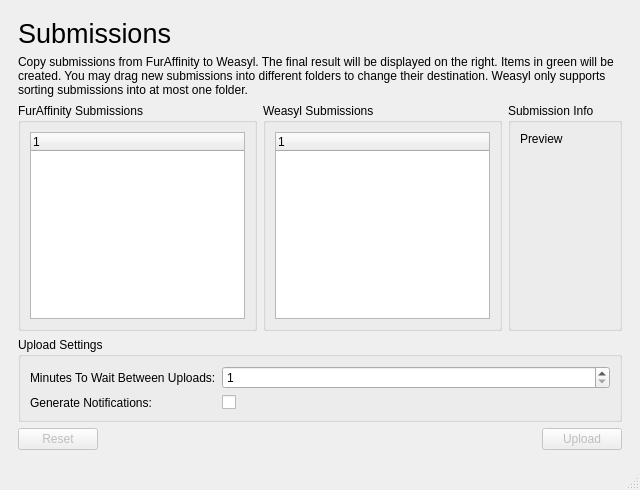
The window that forms/form.ui (waweber/fa2wzl) describes before a commit, drawn with Qt 5.
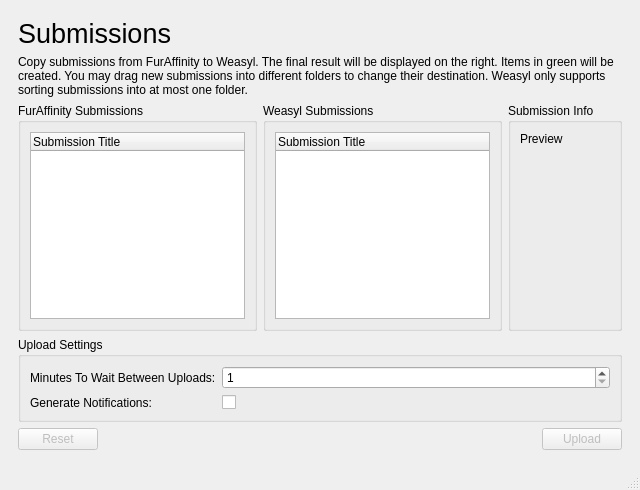
The same window after the commit. The open tabs and pages were chosen to show the change. Custom widgets are drawn as their Qt base class.

Commit message: Work on submission moving.

Diff of the .ui file:
```diff
--- a/forms/form.ui
+++ b/forms/form.ui
@@ -351,7 +351,7 @@
               <widget class="QTreeWidget" name="faSubmissions">
                <column>
                 <property name="text">
-                 <string notr="true">1</string>
+                 <string notr="true">Submission Title</string>
                 </property>
                </column>
               </widget>
@@ -369,7 +369,7 @@
               <widget class="QTreeWidget" name="wzlSubmissions">
                <column>
                 <property name="text">
-                 <string notr="true">1</string>
+                 <string notr="true">Submission Title</string>
                 </property>
                </column>
               </widget>
@@ -550,6 +550,11 @@
    <extends>QTreeWidget</extends>
    <header>fa2wzl.widget</header>
   </customwidget>
+  <customwidget>
+   <class>SubmissionTree</class>
+   <extends>QTreeWidget</extends>
+   <header>fa2wzl.widget</header>
+  </customwidget>
  </customwidgets>
  <resources/>
  <connections/>
```
Left out of the diff: 13 changed lines with no effect on the pictures. The commit also changes 3 other files.
